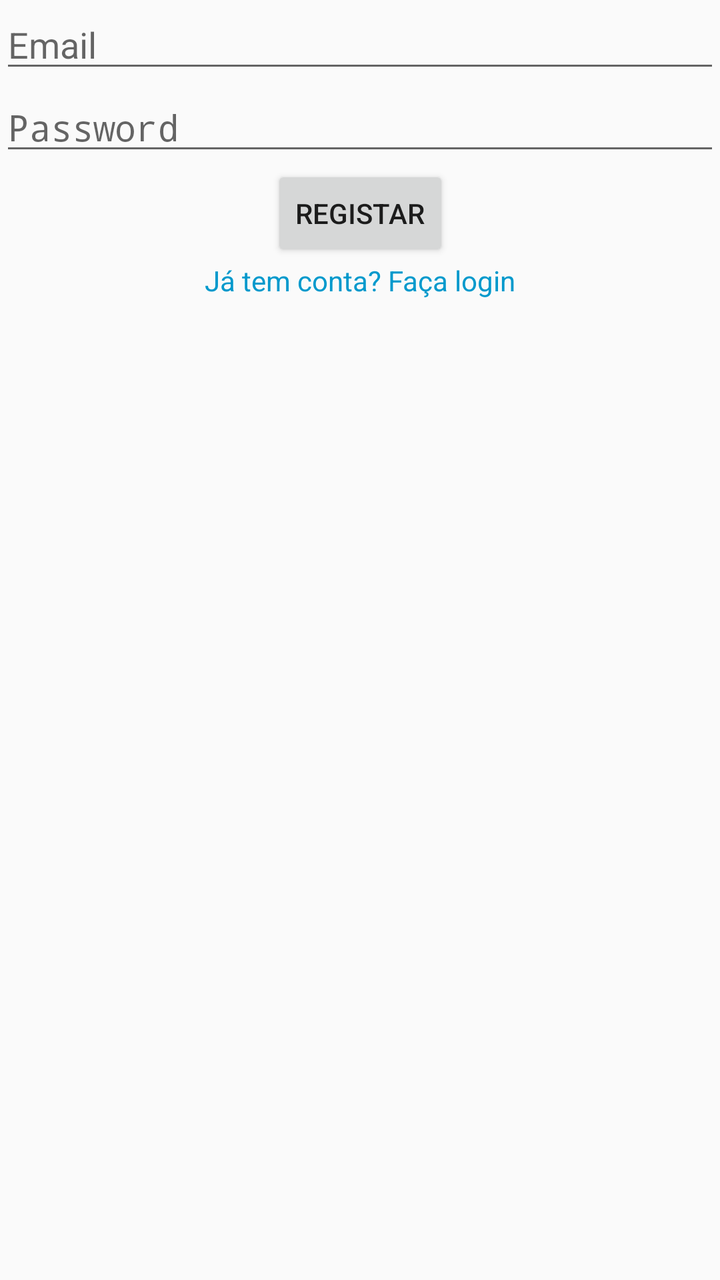
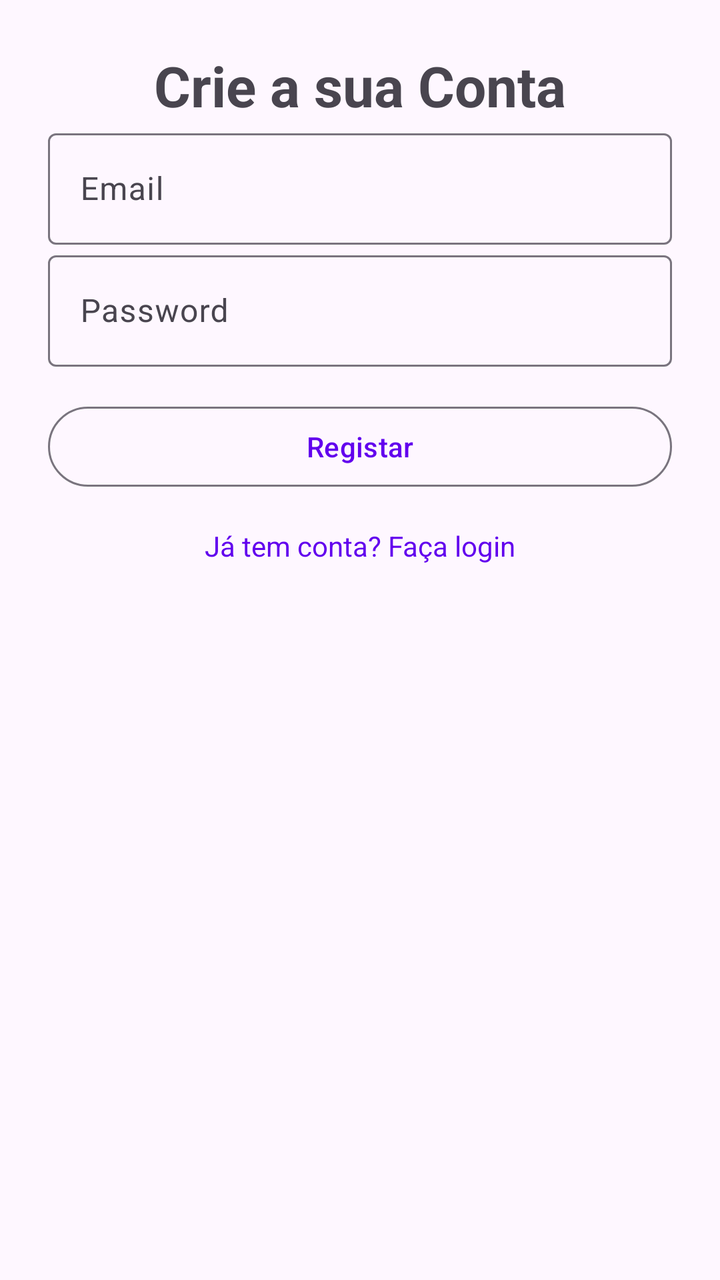

Screens rendered from an Android XML layout before and after an edit, with the pre-edit source and the edit as a unified diff.
<!-- AndroidManifest.xml: activity theme Theme.P01DJPM -->
<!-- res/layout/activity_register.xml -->
<androidx.constraintlayout.widget.ConstraintLayout xmlns:android="http://schemas.android.com/apk/res/android"
    xmlns:app="http://schemas.android.com/apk/res-auto"
    xmlns:tools="http://schemas.android.com/tools"
    android:layout_width="match_parent"
    android:layout_height="match_parent"
    tools:context=".RegisterActivity">

    <EditText
        android:id="@+id/registerEmailEditText"
        android:layout_width="0dp"
        android:layout_height="wrap_content"
        android:hint="Email"
        app:layout_constraintTop_toTopOf="parent"
        app:layout_constraintStart_toStartOf="parent"
        app:layout_constraintEnd_toEndOf="parent" />

    <EditText
        android:id="@+id/registerPasswordEditText"
        android:layout_width="0dp"
        android:layout_height="wrap_content"
        android:hint="Password"
        android:inputType="textPassword"
        app:layout_constraintTop_toBottomOf="@id/registerEmailEditText"
        app:layout_constraintStart_toStartOf="parent"
        app:layout_constraintEnd_toEndOf="parent" />

    <Button
        android:id="@+id/registerButton"
        android:layout_width="wrap_content"
        android:layout_height="wrap_content"
        android:text="Registar"
        app:layout_constraintTop_toBottomOf="@id/registerPasswordEditText"
        app:layout_constraintStart_toStartOf="parent"
        app:layout_constraintEnd_toEndOf="parent" />

    <TextView
        android:id="@+id/backToLoginTextView"
        android:layout_width="wrap_content"
        android:layout_height="wrap_content"
        android:text="Já tem conta? Faça login"
        android:textColor="@android:color/holo_blue_dark"
        app:layout_constraintTop_toBottomOf="@id/registerButton"
        app:layout_constraintStart_toStartOf="parent"
        app:layout_constraintEnd_toEndOf="parent" />
</androidx.constraintlayout.widget.ConstraintLayout>
<!-- resources referenced by this layout -->
<resources>
  <style name="Theme.P01DJPM" parent="Theme.AppCompat.Light.NoActionBar">
          <item name="colorPrimary">@color/purple_500</item>
          <item name="colorPrimaryDark">@color/purple_700</item>
          <item name="colorAccent">@color/teal_200</item>
      </style>
  <color name="purple_500">#FF6200EE</color>
  <color name="purple_700">#FF3700B3</color>
  <color name="teal_200">#FF03DAC5</color>
</resources>

<!-- the commit's change to res/layout/activity_register.xml (unified diff, before → after) -->
@@ -3,43 +3,75 @@
     xmlns:tools="http://schemas.android.com/tools"
     android:layout_width="match_parent"
     android:layout_height="match_parent"
+    android:padding="24dp"
     tools:context=".RegisterActivity">
 
-    <EditText
-        android:id="@+id/registerEmailEditText"
-        android:layout_width="0dp"
+    <TextView
+        android:id="@+id/registerTitleTextView"
+        android:layout_width="wrap_content"
         android:layout_height="wrap_content"
-        android:hint="Email"
+        android:text="Crie a sua Conta"
+        android:textSize="28sp"
+        android:textStyle="bold"
+        android:layout_marginBottom="32dp"
         app:layout_constraintTop_toTopOf="parent"
         app:layout_constraintStart_toStartOf="parent"
         app:layout_constraintEnd_toEndOf="parent" />
 
-    <EditText
-        android:id="@+id/registerPasswordEditText"
+    <com.google.android.material.textfield.TextInputLayout
+        android:id="@+id/registerEmailInputLayout"
+        android:layout_width="0dp"
+        android:layout_height="wrap_content"
+        android:hint="Email"
+        app:layout_constraintTop_toBottomOf="@id/registerTitleTextView"
+        app:layout_constraintStart_toStartOf="parent"
+        app:layout_constraintEnd_toEndOf="parent"
+        android:layout_marginBottom="16dp">
+
+        <com.google.android.material.textfield.TextInputEditText
+            android:id="@+id/registerEmailEditText"
+            android:layout_width="match_parent"
+            android:layout_height="wrap_content"
+            android:inputType="textEmailAddress" />
+    </com.google.android.material.textfield.TextInputLayout>
+
+    <com.google.android.material.textfield.TextInputLayout
+        android:id="@+id/registerPasswordInputLayout"
         android:layout_width="0dp"
         android:layout_height="wrap_content"
         android:hint="Password"
-        android:inputType="textPassword"
-        app:layout_constraintTop_toBottomOf="@id/registerEmailEditText"
+        app:layout_constraintTop_toBottomOf="@id/registerEmailInputLayout"
         app:layout_constraintStart_toStartOf="parent"
-        app:layout_constraintEnd_toEndOf="parent" />
+        app:layout_constraintEnd_toEndOf="parent"
+        android:layout_marginBottom="24dp">
 
-    <Button
+        <com.google.android.material.textfield.TextInputEditText
+            android:id="@+id/registerPasswordEditText"
+            android:layout_width="match_parent"
+            android:layout_height="wrap_content"
+            android:inputType="textPassword" />
+    </com.google.android.material.textfield.TextInputLayout>
+
+    <com.google.android.material.button.MaterialButton
         android:id="@+id/registerButton"
-        android:layout_width="wrap_content"
+        android:layout_width="0dp"
         android:layout_height="wrap_content"
         android:text="Registar"
-        app:layout_constraintTop_toBottomOf="@id/registerPasswordEditText"
+        style="?attr/materialButtonOutlinedStyle"
+        app:layout_constraintTop_toBottomOf="@id/registerPasswordInputLayout"
         app:layout_constraintStart_toStartOf="parent"
-        app:layout_constraintEnd_toEndOf="parent" />
+        app:layout_constraintEnd_toEndOf="parent"
+        android:layout_marginTop="16dp" />
 
     <TextView
         android:id="@+id/backToLoginTextView"
         android:layout_width="wrap_content"
         android:layout_height="wrap_content"
         android:text="Já tem conta? Faça login"
-        android:textColor="@android:color/holo_blue_dark"
+        android:textSize="14sp"
+        android:textColor="?attr/colorPrimary"
         app:layout_constraintTop_toBottomOf="@id/registerButton"
         app:layout_constraintStart_toStartOf="parent"
-        app:layout_constraintEnd_toEndOf="parent" />
+        app:layout_constraintEnd_toEndOf="parent"
+        android:layout_marginTop="16dp" />
 </androidx.constraintlayout.widget.ConstraintLayout>
<!-- resource entries referenced after the edit -->
@@ -1,12 +1,18 @@
 <!-- resources referenced by this layout -->
 <resources>
-  <style name="Theme.P01DJPM" parent="Theme.AppCompat.Light.NoActionBar">
+  <style name="Theme.P01DJPM" parent="Theme.Material3.Light.NoActionBar">
           <item name="colorPrimary">@color/purple_500</item>
-          <item name="colorPrimaryDark">@color/purple_700</item>
-          <item name="colorAccent">@color/teal_200</item>
+          <item name="colorOnPrimary">@android:color/white</item>
+          <item name="colorPrimaryContainer">@color/purple_700</item>
+          <item name="colorSecondary">@color/teal_200</item>
+          <item name="backgroundColor">@color/backgroundColor</item>
+          <item name="colorSurface">@color/surfaceColor</item>
+          <item name="android:statusBarColor">@color/purple_700</item>
       </style>
   <color name="purple_500">#FF6200EE</color>
   <color name="purple_700">#FF3700B3</color>
   <color name="teal_200">#FF03DAC5</color>
+  <color name="backgroundColor">#F7F7F7</color>
+  <color name="surfaceColor">#FFFFFF</color>
 </resources>
 
